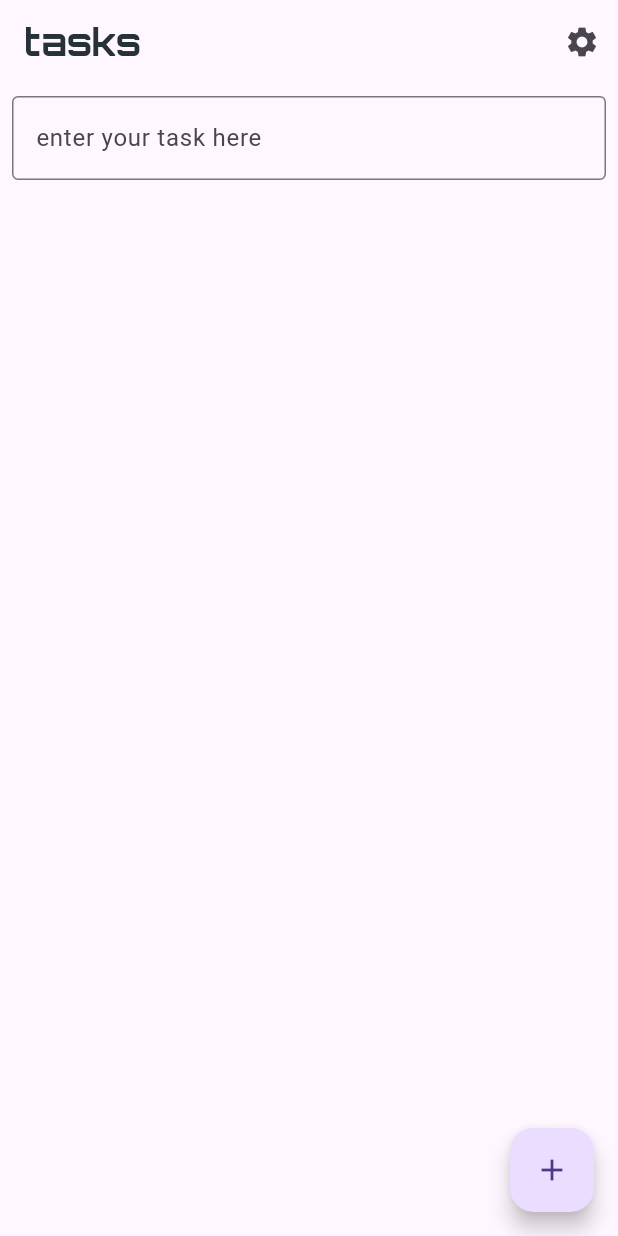
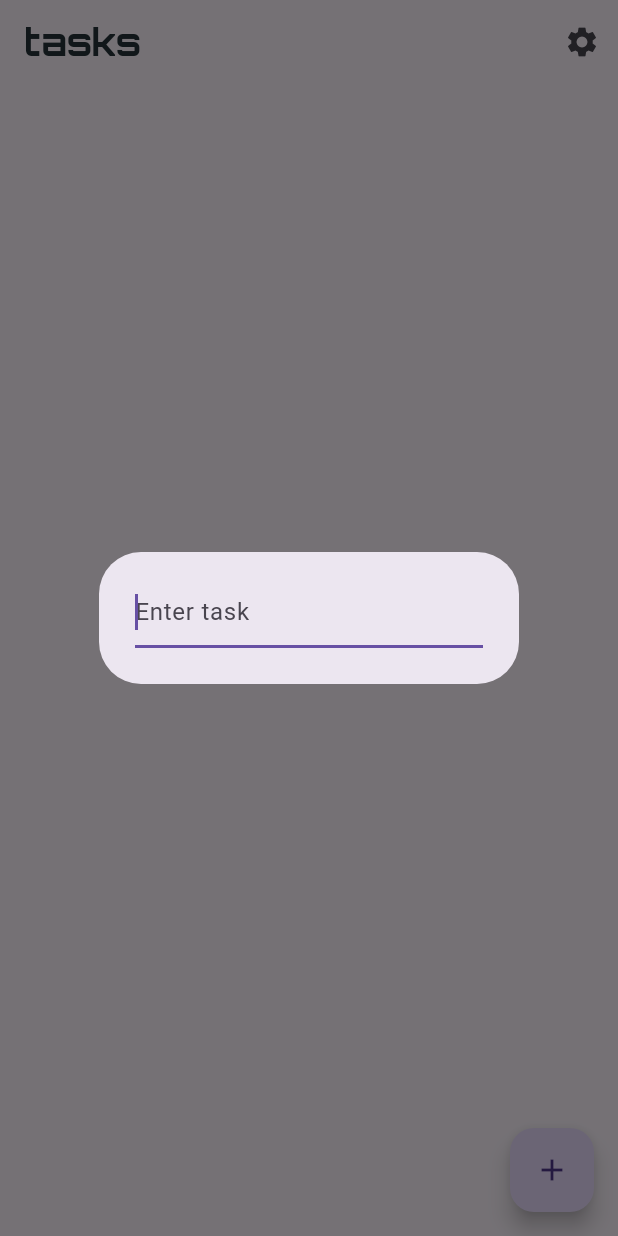
Before and after one commit to magaliek/todo, a Flutter app: the screen it shows after launch, after a tap on the "add" icon, on a phone screen of 412 x 824 dp. Run offline on Flutter 3.47's test engine with Material 3 defaults, Android fonts, the phone set to English and light mode, and no system bars.

Commit message:
i made the logic for the tasks

```diff
--- /dev/null
+++ b/lib/homepage.dart
@@ -0,0 +1,127 @@
+import 'package:flutter/material.dart';
+
+
+class HomePage extends StatefulWidget {
+  const HomePage({super.key});
+
+  @override
+  State<HomePage> createState() => _HomePageState();
+}
+
+class _HomePageState extends State<HomePage> {
+  final List<String> _tasks = [];
+
+  void _addTask() {
+    final TextEditingController controller = TextEditingController();
+
+    showDialog(
+      context: context,
+      builder: (context) {
+        return AlertDialog(
+          content: TextField(
+            controller: controller,
+            decoration: InputDecoration(hintText: 'Enter task'),
+            autofocus: true,
+            onSubmitted: (value) {
+              if (value.trim().isNotEmpty) {
+                setState(() {
+                  _tasks.add(value);
+                });
+                Navigator.pop(context);
+              }
+            },
+          ),
+        );
+      },
+    );
+  }
+
+  void _editTask(index) {
+    final controller = TextEditingController(text: _tasks[index]);
+
+    showDialog(
+      context: context,
+      builder: (context) {
+        return AlertDialog(
+          content: TextField(
+            controller: controller,
+            autofocus: true,
+            onSubmitted: (value) {
+              setState(() {
+                _tasks[index] = controller.text;
+              });
+              Navigator.pop(context);
+            },
+          ),
+        );
+      }
+    );
+  }
+
+  @override
+  Widget build(BuildContext context) {
+    return Scaffold(
+      appBar: AppBar(
+        title: const Text('tasks'),
+        actions: [
+          IconButton(
+            icon: Icon(Icons.settings),
+            onPressed: () {
+              //go to settings page
+            },
+          ),
+        ],
+      ),
+      body:
+      Padding(
+        padding: const EdgeInsets.all(8.0),
+        child: Column(
+          children: [
+            for (var i=0; i<_tasks.length; i++)
+              Dismissible(
+                  key: UniqueKey(),
+                  direction: DismissDirection.endToStart,
+                  onDismissed: (direction) {
+                    setState(() {
+                      _tasks.remove(_tasks[i]);
+                    });
+                  },
+                background: Container(
+                  decoration: BoxDecoration(
+                    gradient: LinearGradient(
+                      colors: [Colors.blueGrey, Colors.black],
+                      begin: Alignment.centerLeft,
+                      end: Alignment.centerRight,
+                    ),
+                    borderRadius: BorderRadius.circular(8),
+                  ),
+                  padding: EdgeInsets.symmetric(horizontal: 20),
+                  child: Icon(Icons.delete_outline, color: Colors.white),
+                ),
+                child: Row(
+                  children: [
+                    Expanded(
+                      child: Text(
+                        _tasks[i],
+                        softWrap: true,
+                      ),
+                    ),
+                    IconButton(
+                      icon: Icon(Icons.edit_outlined),
+                      onPressed: () {
+                        _editTask(i);
+                      },
+                    )
+                  ],
+                ),
+              ),
+          ],
+        ),
+      ),
+      floatingActionButton: FloatingActionButton(
+        onPressed: _addTask,
+        child: const Icon(Icons.add),
+      ),
+    );
+  }
+}
--- a/lib/main.dart
+++ b/lib/main.dart
@@ -1,5 +1,5 @@
 import 'package:flutter/material.dart';
-import 'package:provider/provider.dart';
+import 'homepage.dart';
 
 void main() {
   runApp(MyApp());
@@ -21,62 +21,10 @@ class MyApp extends StatelessWidget {
           ),
         ),
       ),
-
       title: 'Todoapp',
-      home: Scaffold(
-        appBar: AppBar(
-          title: const Text('tasks'),
-          actions: [
-            IconButton(
-              icon: Icon(Icons.settings),
-              onPressed: () {
-                //go to settings page
-              },
-            ),
-          ],
-        ),
-        body:
-          Padding(
-            padding: const EdgeInsets.all(8.0),
-            child: TaskInput(),
-          ),
-        floatingActionButton: FloatingActionButton(
-          onPressed: () {
-              //
-            },
-          child: const Icon(Icons.add),
-        ),
-      ),
-    );
-  }
-}
-
-class TaskInput extends StatefulWidget {
-  const TaskInput({super.key});
-
-  @override
-  State<TaskInput> createState() => _TaskInputState();
-}
-
-class _TaskInputState extends State<TaskInput> {
-  final TextEditingController _controller = TextEditingController();
-
-  @override
-  void dispose() {
-    _controller.dispose();
-    super.dispose();
-  }
-
-  @override
-  Widget build(BuildContext context) {
-    return TextField(
-      controller: _controller,
-      decoration: const InputDecoration(
-        hintText: "enter your task here",
-        border: OutlineInputBorder(),
-      ),
-      onSubmitted: (value) {
-        print("user entered $value");
+      initialRoute: '/',
+      routes: {
+        '/': (context) => const HomePage(),
       },
     );
   }
```
